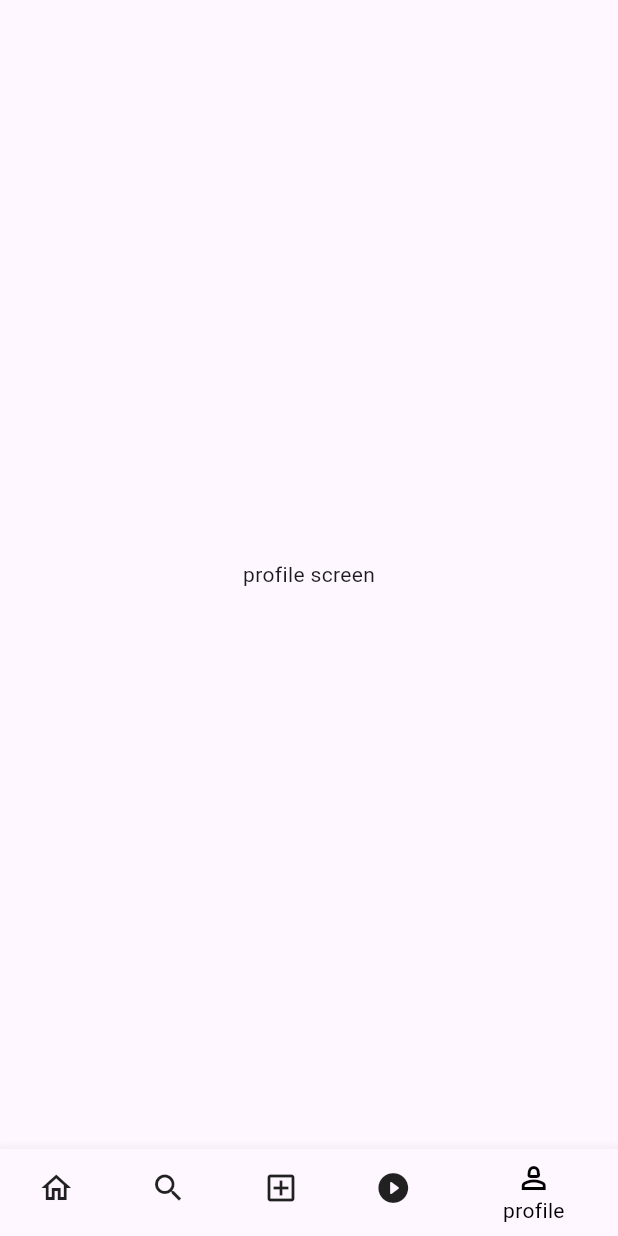
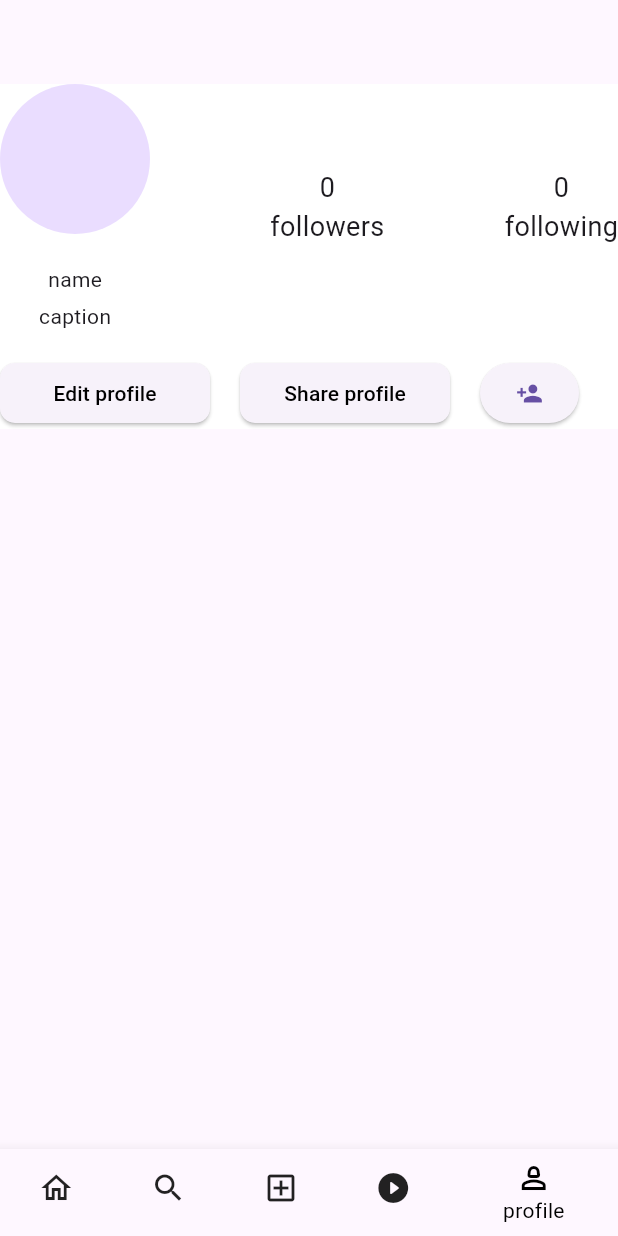
Before and after one commit to MUHAMMEDFAIJAS/social_media_app_api, a Flutter app: the BottomNav screen opened directly, item 5 of the bottom bar chosen, on a phone screen of 412 x 824 dp. Run offline on Flutter 3.47's test engine with Material 3 defaults, Android fonts, the phone set to English and light mode, and no system bars; our stand-ins replace dio, gap, shared_preferences; accounts and stored records are empty; network calls fail.

Commit message:
ui_updated

```diff
--- a/lib/main.dart
+++ b/lib/main.dart
@@ -4,12 +4,14 @@ import 'package:insta_clone_test_1/view/login_screen.dart';
 void main() {
   runApp(const MyApp());
 }
+
 class MyApp extends StatelessWidget {
   const MyApp({super.key});
 
   @override
   Widget build(BuildContext context) {
-    return  MaterialApp(
+    return MaterialApp(
+      debugShowCheckedModeBanner: false,
       home: LoginScreen(),
     );
   }
--- a/lib/service/user_register.dart
+++ b/lib/service/user_register.dart
@@ -13,7 +13,7 @@ class UserSignup {
       final response = await dio.post(
         'https://social-media-5ukj.onrender.com/auth/register',
         data: signupmodel.toJson(),
-        //  options: Options(headers: {"Content-Type": "application/json"})
+          // options: Options(headers: {"Content-Type": "application/json"})
       );
       if (response.statusCode == 201) {
         log('register successful');
@@ -34,7 +34,7 @@ class UserSignup {
           "https://social-media-5ukj.onrender.com/auth/login",
           data: singnupmodel.toJson());
       if (response.statusCode == 200) {
-        log("login sucssus");
+        log("login success");
         final responseData = response.data;
         String token = responseData["token"];
         String status = responseData["status"];
--- a/lib/view/screens/profile_screen.dart
+++ b/lib/view/screens/profile_screen.dart
@@ -1,13 +1,91 @@
 import 'package:flutter/material.dart';
+import 'package:gap/gap.dart';
 
 class ProfileScreen extends StatelessWidget {
   const ProfileScreen({super.key});
 
   @override
   Widget build(BuildContext context) {
-    return const Scaffold(
-      body: Center(
-        child: Text('profile screen'),
+    return Scaffold(
+      appBar: AppBar(),
+      body: Container(
+        height: 230,
+        width: double.infinity,
+        color: Colors.white,
+        child: Column(
+          mainAxisAlignment: MainAxisAlignment.spaceBetween,
+          children: [
+            const Row(
+              mainAxisAlignment: MainAxisAlignment.spaceBetween,
+              children: [
+                Column(
+                  children: [
+                    CircleAvatar(
+                      radius: 50,
+                    ),
+                    Gap(20),
+                    Column(
+                      children: [
+                        Text('name'),
+                        Gap(5),
+                        Text('caption'),
+                      ],
+                    )
+                  ],
+                ),
+                Column(
+                  children: [
+                    Text('0', style: TextStyle(fontSize: 18)),
+                    Text(
+                      'followers',
+                      style: TextStyle(fontSize: 18),
+                    ),
+                  ],
+                ),
+                Column(
+                  children: [
+                    Text('0', style: TextStyle(fontSize: 18)),
+                    Text('following', style: TextStyle(fontSize: 18)),
+                  ],
+                ),
+              ],
+            ),
+            Row(
+              children: [
+                ElevatedButton(
+                  onPressed: () {},
+                  style: ButtonStyle(
+                    shape: MaterialStateProperty.all(RoundedRectangleBorder(
+                      borderRadius: BorderRadius.circular(10),
+                    )),
+                    minimumSize: MaterialStateProperty.all(const Size(140, 40)),
+                  ),
+                  child: const Text(
+                    'Edit profile',
+                    style: TextStyle(color: Colors.black),
+                  ),
+                ),
+                const Gap(20),
+                ElevatedButton(
+                  onPressed: () {},
+                  style: ButtonStyle(
+                    shape: MaterialStateProperty.all(RoundedRectangleBorder(
+                      borderRadius: BorderRadius.circular(10),
+                    )),
+                    minimumSize: MaterialStateProperty.all(const Size(140, 40)),
+                  ),
+                  child: const Text(
+                    'Share profile',
+                    style: TextStyle(color: Colors.black),
+                  ),
+                ),
+                const Gap(20),
+                ElevatedButton(
+                    onPressed: () {}, child: const Icon(Icons.person_add))
+              ],
+            ),
+          ],
+        ),
       ),
     );
   }
```
Also changed, not shown: lib/view/login_screen.dart (+29 -6 lines).
